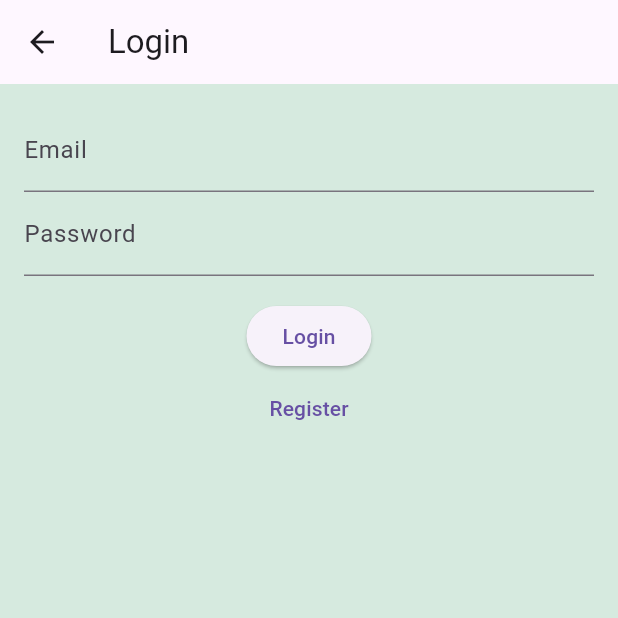
After one commit to ahmedamin-89/mobile_project, a Flutter app: the LoginPage screen opened by its route, on a phone screen of 412 x 824 dp, the top half of it. The commit adds this screen. Run offline on Flutter 3.47's test engine with Material 3 defaults, Android fonts, the phone set to English and light mode, and no system bars; our stand-ins replace cloud_firestore, firebase_auth, firebase_core; accounts and stored records are empty.

Commit message:
Integrate Firebase authentication and Firestore into the Flutter app; add login functionality and necessary configuration files.

```diff
--- a/lib/app.dart
+++ b/lib/app.dart
@@ -1,6 +1,7 @@
 // lib/app.dart
 import 'package:flutter/material.dart';
 import 'package:mobile_project/screens/event_details_page.dart';
+import 'package:mobile_project/screens/login_page.dart';
 import 'screens/home_page.dart';
 import 'screens/event_list_page.dart';
 import 'screens/gift_list_page.dart';
@@ -23,6 +24,8 @@ class App extends StatelessWidget {
       initialRoute: '/',
       onGenerateRoute: (settings) {
         switch (settings.name) {
+          case '/login':
+            return MaterialPageRoute(builder: (_) => const LoginPage());
           case '/':
             return MaterialPageRoute(builder: (_) => const HomePage());
           case '/events':
--- /dev/null
+++ b/lib/screens/login_page.dart
@@ -0,0 +1,76 @@
+import 'package:flutter/material.dart';
+import 'package:firebase_auth/firebase_auth.dart';
+
+class LoginPage extends StatefulWidget {
+  const LoginPage({Key? key}) : super(key: key);
+
+  @override
+  _LoginPageState createState() => _LoginPageState();
+}
+
+class _LoginPageState extends State<LoginPage> {
+  final FirebaseAuth _auth = FirebaseAuth.instance;
+  final TextEditingController _emailController = TextEditingController();
+  final TextEditingController _passwordController = TextEditingController();
+
+  Future<void> _login() async {
+    try {
+      await _auth.signInWithEmailAndPassword(
+        email: _emailController.text,
+        password: _passwordController.text,
+      );
+      Navigator.pushReplacementNamed(context, '/');
+    } catch (e) {
+      ScaffoldMessenger.of(context).showSnackBar(
+        SnackBar(content: Text('Login failed: $e')),
+      );
+    }
+  }
+
+  Future<void> _register() async {
+    try {
+      await _auth.createUserWithEmailAndPassword(
+        email: _emailController.text,
+        password: _passwordController.text,
+      );
+      ScaffoldMessenger.of(context).showSnackBar(
+          const SnackBar(content: Text('Registration successful')));
+    } catch (e) {
+      ScaffoldMessenger.of(context).showSnackBar(
+        SnackBar(content: Text('Registration failed: $e')),
+      );
+    }
+  }
+
+  @override
+  Widget build(BuildContext context) {
+    return Scaffold(
+      appBar: AppBar(title: const Text('Login')),
+      body: Padding(
+        padding: const EdgeInsets.all(16.0),
+        child: Column(
+          children: [
+            TextField(
+              controller: _emailController,
+              decoration: const InputDecoration(labelText: 'Email'),
+            ),
+            TextField(
+              controller: _passwordController,
+              decoration: const InputDecoration(labelText: 'Password'),
+              obscureText: true,
+            ),
+            const SizedBox(height: 16),
+            ElevatedButton(
+              onPressed: _login,
+              child: const Text('Login'),
+            ),
+            TextButton(
+              onPressed: _register,
+              child: const Text('Register'),
+            ),
+          ],
+        ),
+      ),
+    );
+  }
+}
--- a/pubspec.yaml
+++ b/pubspec.yaml
@@ -36,6 +36,9 @@ dependencies:
   # Use with the CupertinoIcons class for iOS style icons.
   cupertino_icons: ^1.0.8
   intl: ^0.19.0
+  firebase_core: ^3.8.1
+  firebase_auth: ^5.3.4
+  cloud_firestore: ^5.5.1
 
 dev_dependencies:
   flutter_test:
```
Also changed, not shown: lib/main.dart (+5 -2 lines), lib/models/event.dart (+14 -48 lines), firebase.json (added), lib/firebase_options.dart (added), pubspec.lock, 13 other files.
